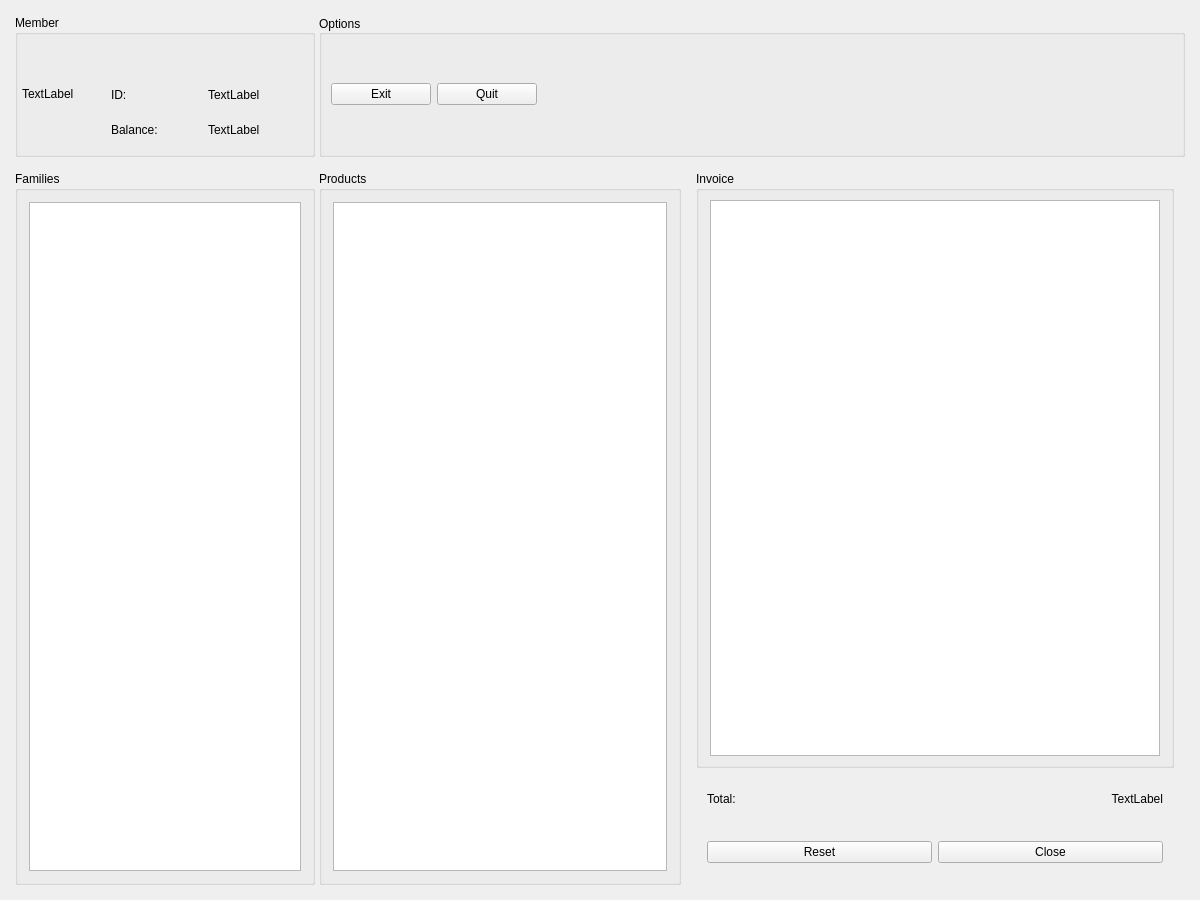
The window that penyamanager/mainwindow.ui (eguzki/penyamanager) describes before a commit, drawn with Qt 5.
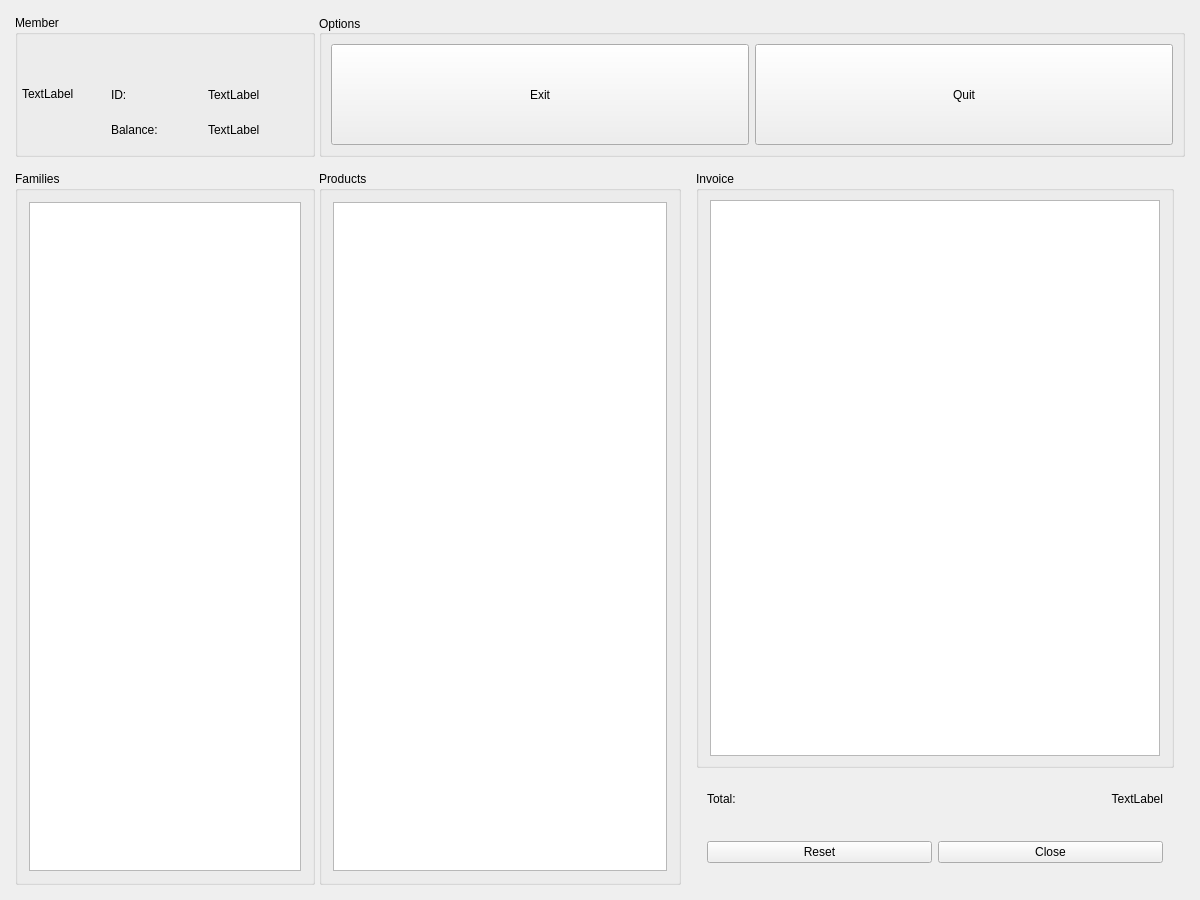
The same window after the commit.

What changed in the file:
```diff
--- a/penyamanager/mainwindow.ui
+++ b/penyamanager/mainwindow.ui
@@ -232,15 +232,21 @@
          </property>
          <item>
           <widget class="QPushButton" name="exitButton">
+           <property name="sizePolicy">
+            <sizepolicy hsizetype="Minimum" vsizetype="Expanding">
+             <horstretch>0</horstretch>
+             <verstretch>0</verstretch>
+            </sizepolicy>
+           </property>
            <property name="minimumSize">
             <size>
-             <width>100</width>
+             <width>0</width>
              <height>0</height>
             </size>
            </property>
            <property name="maximumSize">
             <size>
-             <width>100</width>
+             <width>16777215</width>
              <height>16777215</height>
             </size>
            </property>
@@ -254,15 +260,21 @@
          </item>
          <item>
           <widget class="QPushButton" name="quitButton">
+           <property name="sizePolicy">
+            <sizepolicy hsizetype="Minimum" vsizetype="Expanding">
+             <horstretch>0</horstretch>
+             <verstretch>0</verstretch>
+            </sizepolicy>
+           </property>
            <property name="minimumSize">
             <size>
-             <width>100</width>
+             <width>0</width>
              <height>0</height>
             </size>
            </property>
            <property name="maximumSize">
             <size>
-             <width>100</width>
+             <width>16777215</width>
              <height>16777215</height>
             </size>
            </property>
@@ -271,9 +283,6 @@
            </property>
           </widget>
          </item>
-         <item>
-          <widget class="QWidget" name="paddingWidget" native="true"/>
-         </item>
         </layout>
        </widget>
       </item>
```
